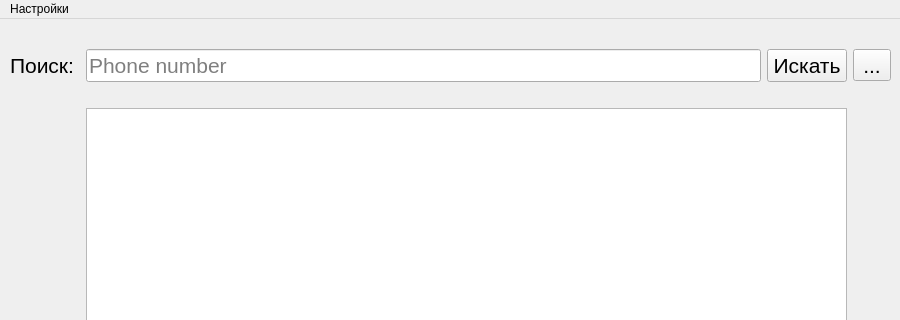
First picture: the form in Курсовая Банк/pythonProject/ui/SearchPeople.ui, repository Tenager-Pro/3-kurs-2-semestr, before the edit; both pictures show x 0 to 900 and y 0 to 320 of the 900 by 800 pixel window.
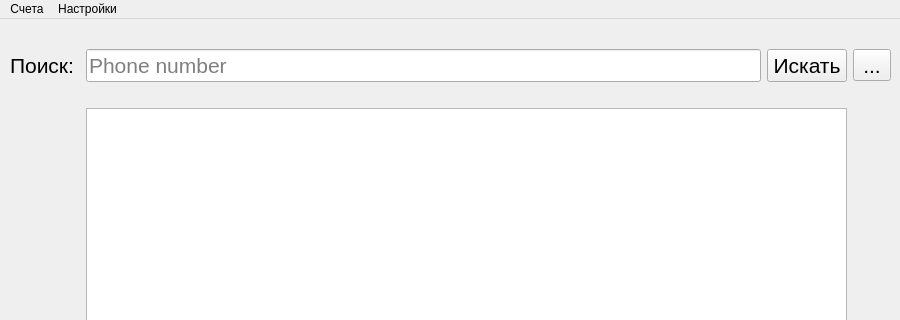
Second picture: the form after the edit. Icons and pictures are not drawn.

Commit message: Add new ui Add function with account

Diff of the .ui file:
```diff
--- a/Курсовая Банк/pythonProject/ui/SearchPeople.ui
+++ b/Курсовая Банк/pythonProject/ui/SearchPeople.ui
@@ -151,6 +151,12 @@
      <string>Настройки</string>
     </property>
    </widget>
+   <widget class="QMenu" name="create_account">
+    <property name="title">
+     <string>Счета</string>
+    </property>
+   </widget>
+   <addaction name="create_account"/>
    <addaction name="menu"/>
   </widget>
   <action name="action_2">
```
The commit also changes 19 other files.
